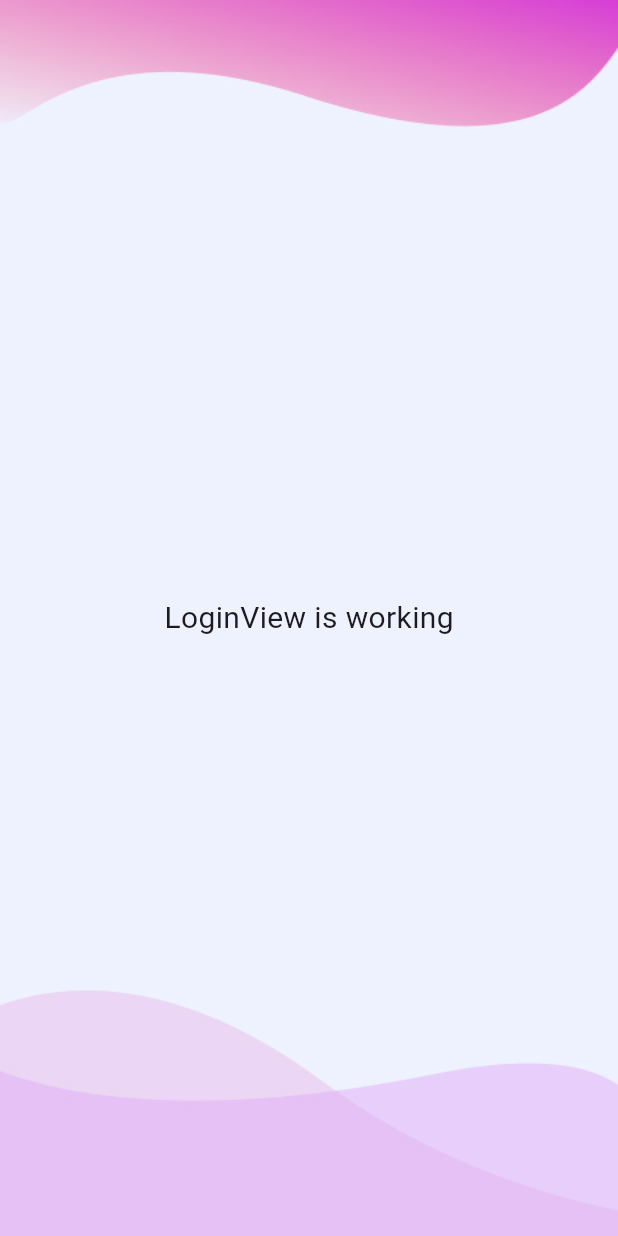
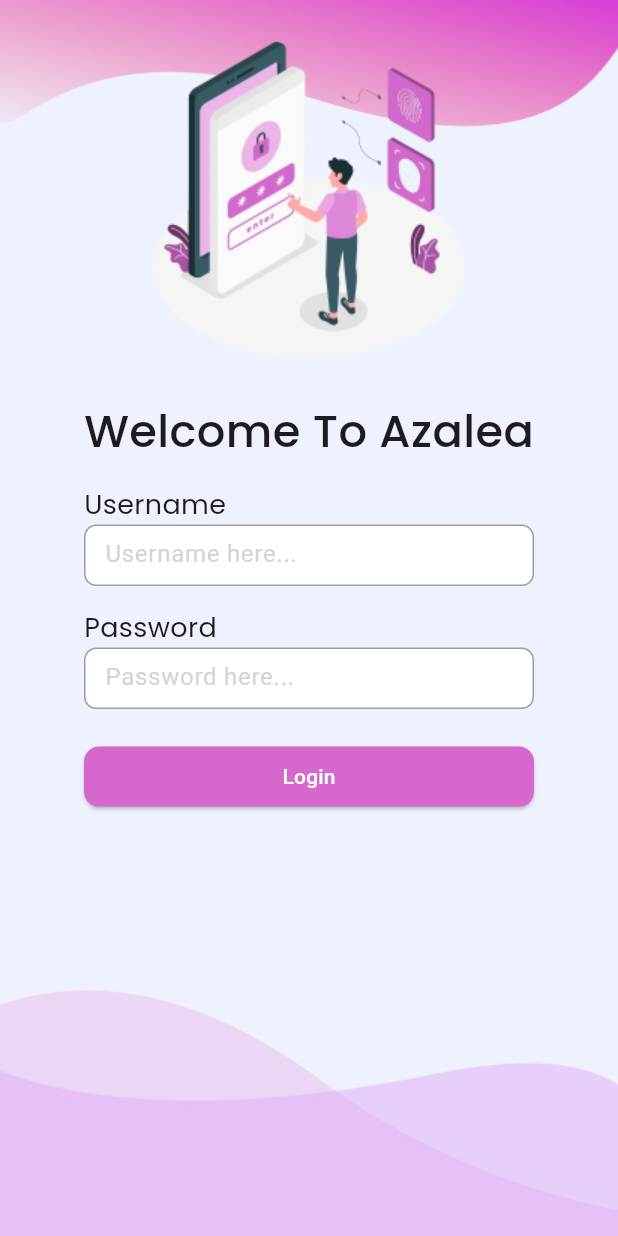
Before and after one commit to samosa76/tugas-10, a Flutter app: the screen it shows after launch, on a phone screen of 412 x 824 dp. Run offline on Flutter 3.47's test engine with Material 3 defaults, Android fonts, the phone set to English and light mode, and no system bars; our stand-ins replace get, google_fonts.

Commit message:
created login view

```diff
--- /dev/null
+++ b/lib/app/components/my_button.dart
@@ -0,0 +1,32 @@
+import 'package:flutter/material.dart';
+
+class MyButton extends StatelessWidget {
+  final String text;
+  final Function()? onTap;
+  const MyButton({
+    super.key,
+    required this.text,
+    required this.onTap,
+  });
+
+  @override
+  Widget build(BuildContext context) {
+    return Padding(
+      padding: const EdgeInsets.only(top: 21.0),
+      child: SizedBox(
+        width: 300,
+        child: ElevatedButton(
+          style: ElevatedButton.styleFrom(
+            shape: RoundedRectangleBorder(
+              borderRadius: BorderRadius.circular(10.0),
+            ),
+            backgroundColor: const Color.fromRGBO(213, 103, 205, 1),
+            foregroundColor: Colors.white,
+          ),
+          onPressed: onTap,
+          child: Text(text),
+        ),
+      ),
+    );
+  }
+}
--- /dev/null
+++ b/lib/app/components/my_textfield.dart
@@ -0,0 +1,47 @@
+import 'package:flutter/material.dart';
+
+class MyTextField extends StatelessWidget {
+  final controller;
+  final String hintText;
+  final bool obscureText;
+
+  const MyTextField({
+    super.key,
+    required this.controller,
+    required this.hintText,
+    required this.obscureText,
+  });
+
+  @override
+  Widget build(BuildContext context) {
+    return SizedBox(
+      width: 300,
+      height: 41,
+      child: TextField(
+        controller: controller,
+        obscureText: obscureText,
+        style: TextStyle(fontSize: 16.0),
+        decoration: InputDecoration(
+          hintText: hintText,
+          hintStyle: const TextStyle(
+            color: Color.fromRGBO(212, 212, 212, 1),
+          ),
+          contentPadding: const EdgeInsets.all(10.0),
+          enabledBorder: const OutlineInputBorder(
+            borderRadius: BorderRadius.all(Radius.circular(8)),
+            borderSide: BorderSide(
+              color: Colors.grey,
+            ),
+          ),
+          focusedBorder: const OutlineInputBorder(
+            borderSide: BorderSide(
+              color: Color.fromRGBO(212, 212, 212, 1),
+            ),
+          ),
+          fillColor: Colors.white,
+          filled: true,
+        ),
+      ),
+    );
+  }
+}
--- a/lib/app/modules/login/controllers/login_controller.dart
+++ b/lib/app/modules/login/controllers/login_controller.dart
@@ -1,9 +1,15 @@
+import 'package:flutter/material.dart';
 import 'package:get/get.dart';
+import 'package:mini_project_10/app/routes/app_pages.dart';
 
 class LoginController extends GetxController {
-  //TODO: Implement LoginController
+  TextEditingController usernameController = TextEditingController();
+  TextEditingController passwordController = TextEditingController();
 
-  final count = 0.obs;
+  void buttonLoginClicked() {
+    Get.toNamed(Routes.HOME);
+  }
+
   @override
   void onInit() {
     super.onInit();
@@ -18,6 +24,4 @@ class LoginController extends GetxController {
   void onClose() {
     super.onClose();
   }
-
-  void increment() => count.value++;
 }
--- a/lib/app/modules/login/views/login_view.dart
+++ b/lib/app/modules/login/views/login_view.dart
@@ -1,6 +1,10 @@
 import 'package:flutter/material.dart';
+import 'package:flutter/widgets.dart';
 
 import 'package:get/get.dart';
+import 'package:google_fonts/google_fonts.dart';
+import 'package:mini_project_10/app/components/my_button.dart';
+import 'package:mini_project_10/app/components/my_textfield.dart';
 
 import '../controllers/login_controller.dart';
 
@@ -17,9 +21,80 @@ class LoginView extends GetView<LoginController> {
           ),
         ),
         child: Center(
-          child: Text(
-            'LoginView is working',
-            style: TextStyle(fontSize: 20),
+          child: ListView(
+            scrollDirection: Axis.vertical,
+            children: [
+              Column(
+                mainAxisAlignment: MainAxisAlignment.center,
+                crossAxisAlignment: CrossAxisAlignment.center,
+                children: [
+                  Image.asset("assets/images/logo-login.png"),
+                  SizedBox(
+                    width: 300,
+                    child: FittedBox(
+                      child: Padding(
+                        padding: const EdgeInsets.only(top: 16.0),
+                        child: Text(
+                          'Welcome To Azalea',
+                          style: GoogleFonts.poppins(
+                            textStyle: const TextStyle(
+                              fontSize: 30,
+                              fontWeight: FontWeight.w500,
+                            ),
+                          ),
+                        ),
+                      ),
+                    ),
+                  ),
+                  Padding(
+                    padding: const EdgeInsets.only(top: 15.0),
+                    child: SizedBox(
+                      width: 300,
+                      child: Text(
+                        'Username',
+                        style: GoogleFonts.poppins(
+                          textStyle: const TextStyle(
+                            fontSize: 18,
+                            fontWeight: FontWeight.w400,
+                          ),
+                        ),
+                      ),
+                    ),
+                  ),
+                  MyTextField(
+                    controller: controller.usernameController,
+                    hintText: "Username here...",
+                    obscureText: false,
+                  ),
+                  Padding(
+                    padding: const EdgeInsets.only(top: 15.0),
+                    child: SizedBox(
+                      width: 300,
+                      child: Text(
+                        'Password',
+                        style: GoogleFonts.poppins(
+                          textStyle: const TextStyle(
+                            fontSize: 18,
+                            fontWeight: FontWeight.w400,
+                          ),
+                        ),
+                      ),
+                    ),
+                  ),
+                  MyTextField(
+                    controller: controller.passwordController,
+                    hintText: "Password here...",
+                    obscureText: true,
+                  ),
+                  MyButton(
+                    onTap: () {
+                      controller.buttonLoginClicked();
+                    },
+                    text: "Login",
+                  ),
+                ],
+              ),
+            ],
           ),
         ),
       ),
```
